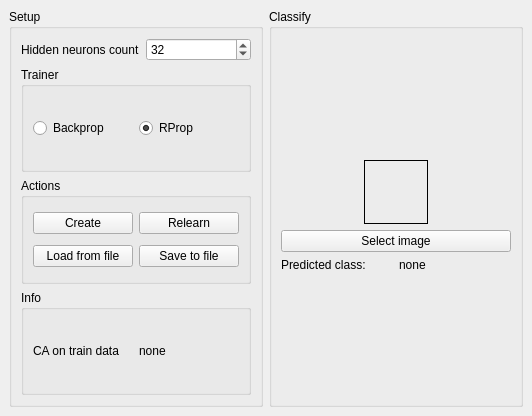
This is res/app.ui in dferens/shapesrecog as Qt 5 draws it before an edit. The edited form follows.
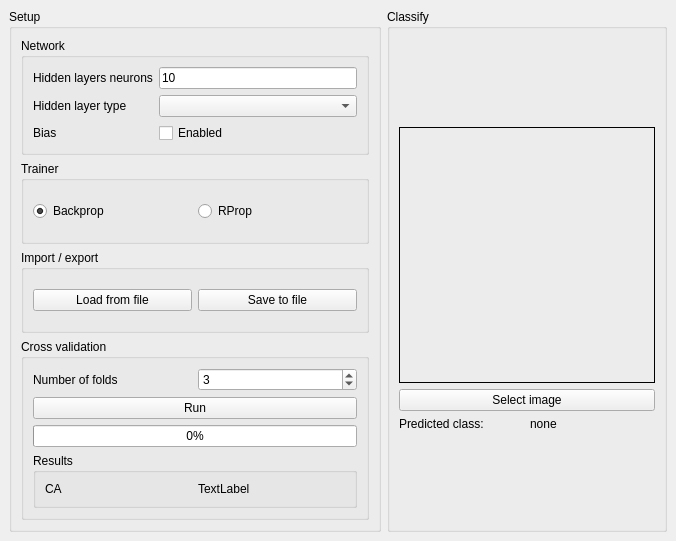
This is the edited form.

Commit message: Improved UI, added cross validation

```diff
--- a/res/app.ui
+++ b/res/app.ui
@@ -6,8 +6,8 @@
    <rect>
     <x>0</x>
     <y>0</y>
-    <width>532</width>
-    <height>416</height>
+    <width>676</width>
+    <height>541</height>
    </rect>
   </property>
   <property name="windowTitle">
@@ -26,22 +26,55 @@
          <item>
           <layout class="QVBoxLayout" name="verticalLayout">
            <item>
-            <layout class="QHBoxLayout" name="horizontalLayout">
-             <item>
-              <widget class="QLabel" name="label">
-               <property name="text">
-                <string>Hidden neurons count</string>
-               </property>
-              </widget>
-             </item>
-             <item>
-              <widget class="QSpinBox" name="spHiddenNeurons">
-               <property name="value">
-                <number>32</number>
-               </property>
-              </widget>
-             </item>
-            </layout>
+            <widget class="QGroupBox" name="gbNetwork">
+             <property name="title">
+              <string>Network</string>
+             </property>
+             <layout class="QHBoxLayout" name="horizontalLayout">
+              <item>
+               <layout class="QGridLayout" name="gridLayout_4">
+                <item row="0" column="1">
+                 <widget class="QLineEdit" name="tbHiddenLayerNeurons">
+                  <property name="text">
+                   <string>10</string>
+                  </property>
+                 </widget>
+                </item>
+                <item row="2" column="0">
+                 <widget class="QLabel" name="label_5">
+                  <property name="text">
+                   <string>Bias</string>
+                  </property>
+                 </widget>
+                </item>
+                <item row="2" column="1">
+                 <widget class="QCheckBox" name="cbBias">
+                  <property name="text">
+                   <string>Enabled</string>
+                  </property>
+                 </widget>
+                </item>
+                <item row="1" column="1">
+                 <widget class="QComboBox" name="cbxLayer"/>
+                </item>
+                <item row="0" column="0">
+                 <widget class="QLabel" name="label">
+                  <property name="text">
+                   <string>Hidden layers neurons</string>
+                  </property>
+                 </widget>
+                </item>
+                <item row="1" column="0">
+                 <widget class="QLabel" name="label_4">
+                  <property name="text">
+                   <string>Hidden layer type</string>
+                  </property>
+                 </widget>
+                </item>
+               </layout>
+              </item>
+             </layout>
+            </widget>
            </item>
            <item>
             <widget class="QGroupBox" name="groupBox_3">
@@ -56,6 +89,9 @@
                   <property name="text">
                    <string>Backprop</string>
                   </property>
+                  <property name="checked">
+                   <bool>true</bool>
+                  </property>
                  </widget>
                 </item>
                 <item>
@@ -64,7 +100,7 @@
                    <string>RProp</string>
                   </property>
                   <property name="checked">
-                   <bool>true</bool>
+                   <bool>false</bool>
                   </property>
                  </widget>
                 </item>
@@ -76,61 +112,94 @@
            <item>
             <widget class="QGroupBox" name="gbActions">
              <property name="title">
-              <string>Actions</string>
+              <string>Import / export</string>
              </property>
              <layout class="QHBoxLayout" name="horizontalLayout_3">
               <item>
                <layout class="QGridLayout" name="gridLayout_2">
-                <item row="1" column="0">
-                 <widget class="QPushButton" name="btLoad">
-                  <property name="text">
-                   <string>Load from file</string>
-                  </property>
-                 </widget>
-                </item>
                 <item row="0" column="1">
-                 <widget class="QPushButton" name="btRelearn">
-                  <property name="text">
-                   <string>Relearn</string>
-                  </property>
-                 </widget>
-                </item>
-                <item row="0" column="0">
-                 <widget class="QPushButton" name="btCreate">
-                  <property name="text">
-                   <string>Create</string>
-                  </property>
-                 </widget>
-                </item>
-                <item row="1" column="1">
                  <widget class="QPushButton" name="btSave">
                   <property name="text">
                    <string>Save to file</string>
                   </property>
                  </widget>
                 </item>
+                <item row="0" column="0">
+                 <widget class="QPushButton" name="btLoad">
+                  <property name="text">
+                   <string>Load from file</string>
+                  </property>
+                 </widget>
+                </item>
                </layout>
               </item>
              </layout>
             </widget>
            </item>
            <item>
-            <widget class="QGroupBox" name="groupBox_4">
+            <widget class="QGroupBox" name="gbLearning">
              <property name="title">
-              <string>Info</string>
+              <string>Cross validation</string>
              </property>
              <layout class="QGridLayout" name="gridLayout_3">
+              <item row="4" column="0" colspan="2">
+               <widget class="QGroupBox" name="groupBox_4">
+                <property name="title">
+                 <string>Results</string>
+                </property>
+                <layout class="QVBoxLayout" name="verticalLayout_6">
+                 <item>
+                  <layout class="QGridLayout" name="gridLayout_5">
+                   <item row="0" column="0">
+                    <widget class="QLabel" name="label_3">
+                     <property name="text">
+                      <string>CA</string>
+                     </property>
+                    </widget>
+                   </item>
+                   <item row="0" column="1">
+                    <widget class="QLabel" name="lbCrossValidationCA">
+                     <property name="text">
+                      <string>TextLabel</string>
+                     </property>
+                    </widget>
+                   </item>
+                  </layout>
+                 </item>
+                </layout>
+               </widget>
+              </item>
+              <item row="2" column="0" colspan="2">
+               <widget class="QPushButton" name="btRunCrossValidation">
+                <property name="text">
+                 <string>Run</string>
+                </property>
+               </widget>
+              </item>
               <item row="0" column="0">
-               <widget class="QLabel" name="label_3">
+               <widget class="QLabel" name="label_7">
                 <property name="text">
-                 <string>CA on train data</string>
+                 <string>Number of folds</string>
                 </property>
                </widget>
               </item>
               <item row="0" column="1">
-               <widget class="QLabel" name="lbTrainCA">
-                <property name="text">
-                 <string>none</string>
+               <widget class="QSpinBox" name="sbFold">
+                <property name="minimum">
+                 <number>2</number>
+                </property>
+                <property name="maximum">
+                 <number>100</number>
+                </property>
+                <property name="value">
+                 <number>3</number>
+                </property>
+               </widget>
+              </item>
+              <item row="3" column="0" colspan="2">
+               <widget class="QProgressBar" name="pbCrossValidation">
+                <property name="value">
+                 <number>0</number>
                 </property>
                </widget>
               </item>
@@ -162,14 +231,14 @@
                </property>
                <property name="minimumSize">
                 <size>
-                 <width>64</width>
-                 <height>64</height>
+                 <width>256</width>
+                 <height>256</height>
                 </size>
                </property>
                <property name="maximumSize">
                 <size>
-                 <width>64</width>
-                 <height>64</height>
+                 <width>256</width>
+                 <height>256</height>
                 </size>
                </property>
                <property name="frameShape">
```
The commit also changes 5 other files.
